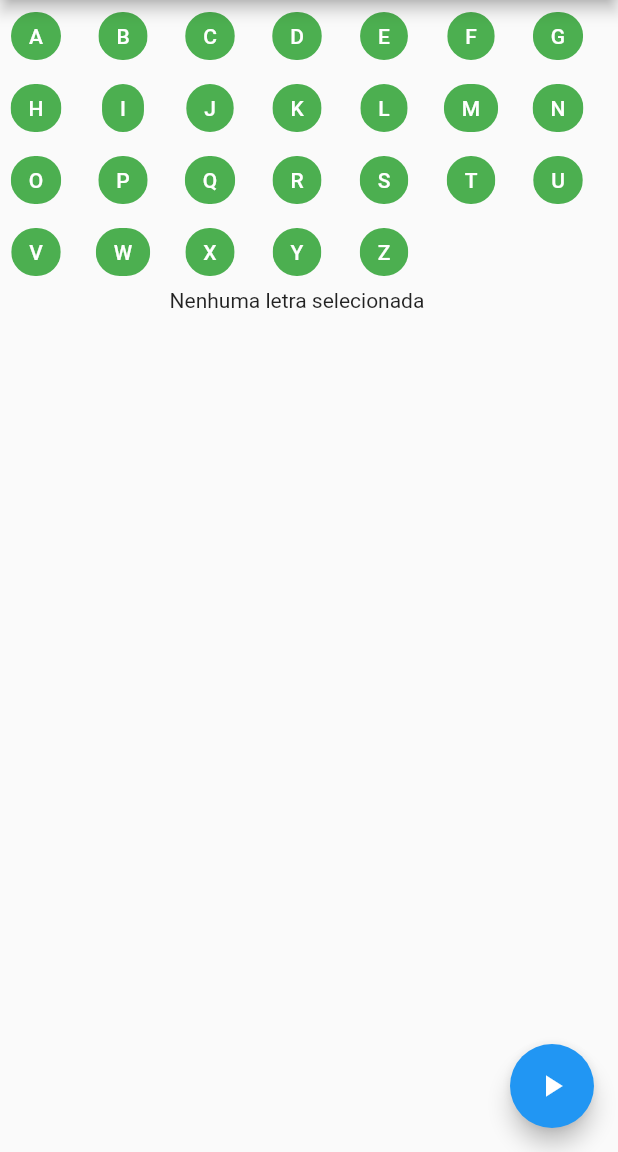
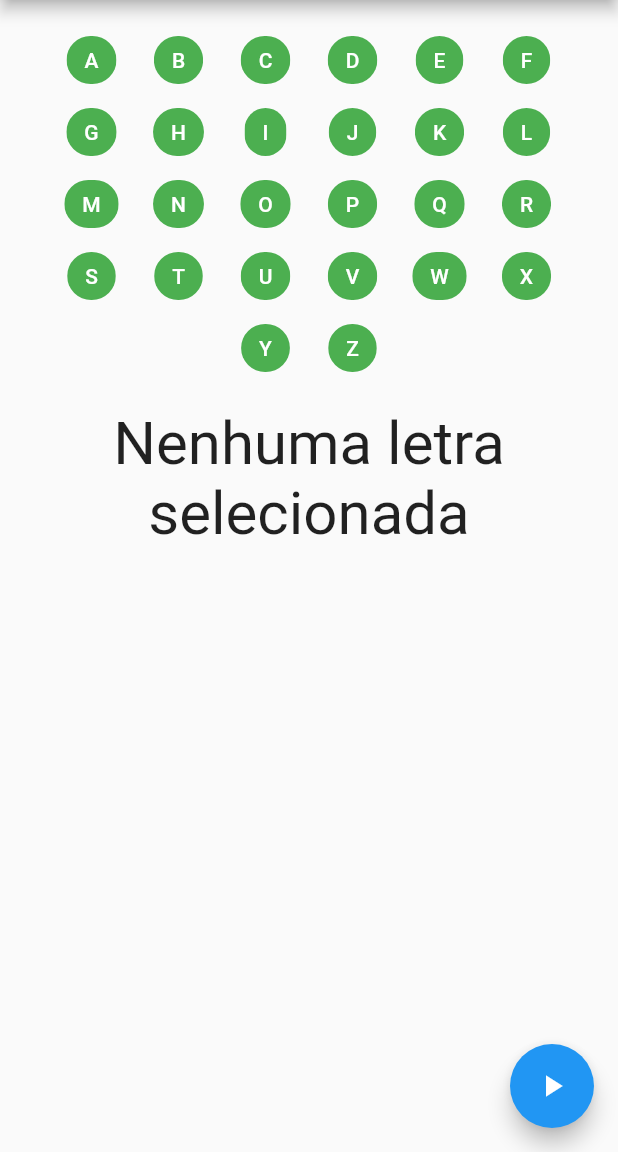
Before and after one commit to MatheusMassula/flutter_stop_game, a Flutter app: the screen it shows after launch, on a phone screen of 412 x 824 dp, the part 84-1236 px from its top. Run offline on Flutter 3.47's test engine with Material 2 defaults, Android fonts, the phone set to English and light mode, and no system bars.

Commit message:
improving presentation

```diff
--- a/lib/main.dart
+++ b/lib/main.dart
@@ -55,7 +55,7 @@ class _MyHomePageState extends State<MyHomePage> {
     }
     else {
       setState(() {
-        _currentValue = 'Parabéns!! Você jogou com todo o alfabeto';
+        _currentValue = null;//'Parabéns!! Você jogou com todo o alfabeto';
         _playedLetters = [];
       });
     }
@@ -77,8 +77,17 @@ class _MyHomePageState extends State<MyHomePage> {
         mainAxisAlignment: MainAxisAlignment.start,
         crossAxisAlignment: CrossAxisAlignment.center,
         children: <Widget>[
-          _buildLettersLeft(),
-          Text(_currentValue ?? 'Nenhuma letra selecionada'),
+          Padding(
+            padding: const EdgeInsets.all(16.0),
+            child: _buildLettersLeft(),
+          ),
+          Text(
+            _currentValue ?? 'Nenhuma letra selecionada',
+            textAlign: TextAlign.center,
+            style: TextStyle(
+              fontSize: _currentValue != null ? 400 : 40,
+            ),
+          )
         ],
       ),
       floatingActionButton: FloatingActionButton(
@@ -90,6 +99,7 @@ class _MyHomePageState extends State<MyHomePage> {
 
   Wrap _buildLettersLeft() {
     return Wrap(
+      alignment: WrapAlignment.center,
       spacing: 10,
       children: _alphabet.map((letter) {
         return Chip(
```
